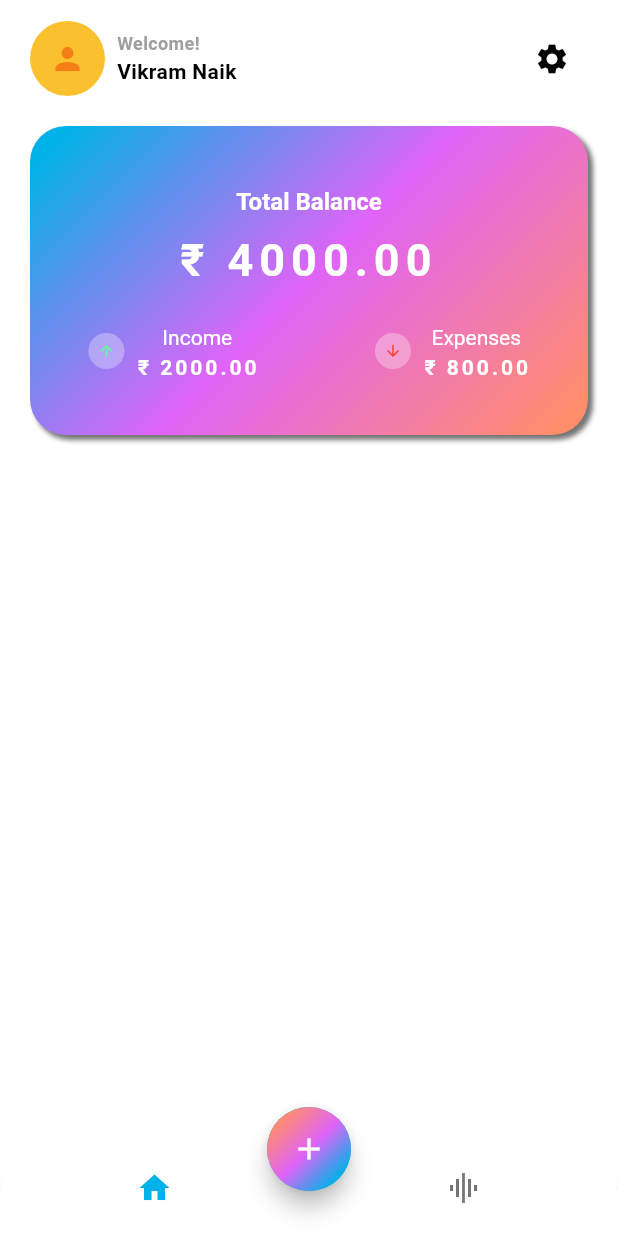
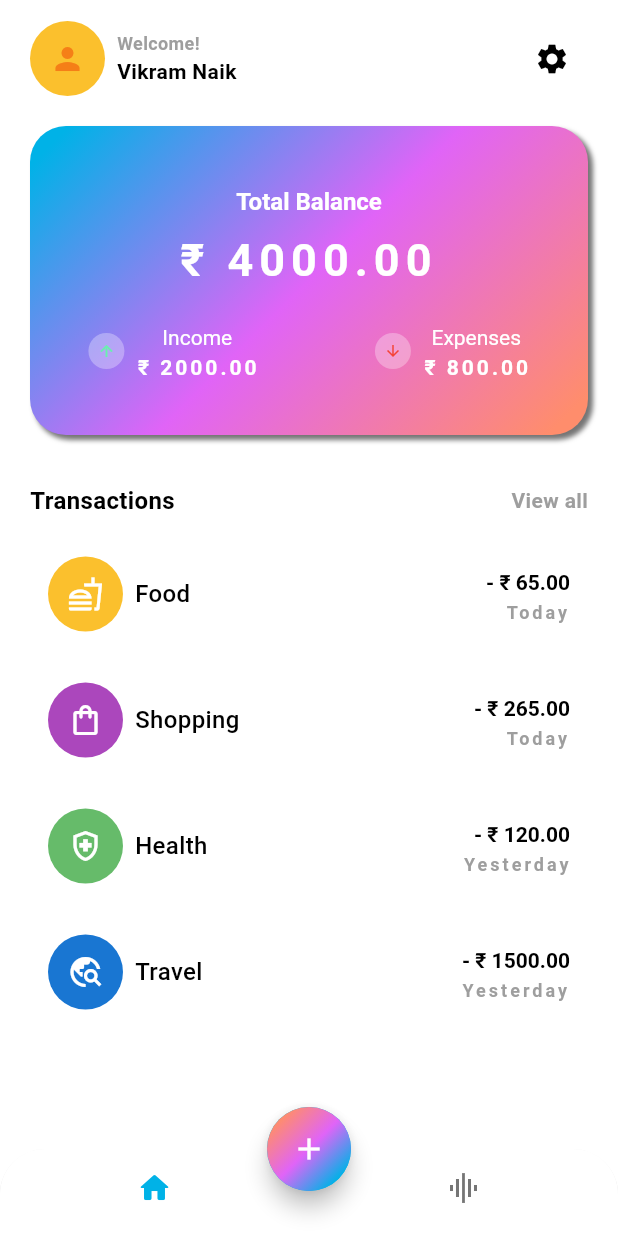
Before and after one commit to VikramNaik26/Expence-Tracker, a Flutter app: the screen it shows after launch, on a phone screen of 412 x 824 dp. Run offline on Flutter 3.47's test engine with Material 3 defaults, Android fonts, the phone set to English and light mode, and no system bars; our stand-ins replace gap.

Commit message:
Transaction List of main screen

```diff
--- /dev/null
+++ b/lib/data/data.dart
@@ -0,0 +1,32 @@
+import 'package:flutter/material.dart';
+
+List<Map<String, dynamic>> transactionList = [
+  {
+    'icon': const Icon(Icons.fastfood_outlined, color: Colors.white),
+    'color': Colors.yellow.shade700,
+    'name': 'Food',
+    'totalAmt': '- ₹ 65.00',
+    'date': 'Today'
+  },
+  {
+    'icon': const Icon(Icons.shopping_bag_outlined, color: Colors.white),
+    'color': Colors.purple.shade400,
+    'name': 'Shopping',
+    'totalAmt': '- ₹ 265.00',
+    'date': 'Today'
+  },
+  {
+    'icon': const Icon(Icons.health_and_safety_outlined, color: Colors.white),
+    'color': Colors.green.shade400,
+    'name': 'Health',
+    'totalAmt': '- ₹ 120.00',
+    'date': 'Yesterday'
+  },
+  {
+    'icon': const Icon(Icons.travel_explore, color: Colors.white),
+    'color': Colors.blue.shade700,
+    'name': 'Travel',
+    'totalAmt': '- ₹ 1500.00',
+    'date': 'Yesterday'
+  },
+];
--- a/lib/screens/home/views/home_screen.dart
+++ b/lib/screens/home/views/home_screen.dart
@@ -20,7 +20,7 @@ class HomeScreen extends StatelessWidget {
           backgroundColor: Colors.white,
           items: const [
             BottomNavigationBarItem(
-              icon: Icon(Icons.home),
+              icon: Icon(Icons.home_rounded),
               label: 'home',
             ),
             BottomNavigationBarItem(
--- a/lib/screens/home/views/main_screen.dart
+++ b/lib/screens/home/views/main_screen.dart
@@ -1,7 +1,10 @@
 import 'dart:math';
 
+import 'package:expence_tracker/data/data.dart';
 import 'package:expence_tracker/widgets/app_text.dart';
+import 'package:flutter/cupertino.dart';
 import 'package:flutter/material.dart';
+import 'package:flutter/widgets.dart';
 import 'package:gap/gap.dart';
 
 class MainScreen extends StatelessWidget {
@@ -152,7 +155,83 @@ class MainScreen extends StatelessWidget {
                     )
                   ],
                 ),
-              )
+              ),
+              const Gap(32.0),
+              Row(
+                mainAxisAlignment: MainAxisAlignment.spaceBetween,
+                children: [
+                  const AppText(
+                    text: 'Transactions',
+                    fontSize: 16,
+                    fontWeight: FontWeight.bold,
+                  ),
+                  GestureDetector(
+                    onTap: () {},
+                    child: AppText(
+                      text: 'View all',
+                      fontSize: 14,
+                      textColor: Theme.of(context).colorScheme.outline,
+                      fontWeight: FontWeight.bold,
+                    ),
+                  )
+                ],
+              ),
+              const Gap(14.0),
+              SizedBox(
+                height: 86 * transactionList.length.toDouble(),
+                child: ListView.separated(
+                  itemBuilder: (context, index) => DecoratedBox(
+                    decoration: BoxDecoration(
+                      color: Colors.white,
+                      borderRadius: BorderRadius.circular(12),
+                    ),
+                    child: Padding(
+                      padding: const EdgeInsets.all(12.0),
+                      child: Row(
+                        children: [
+                          Stack(
+                            alignment: Alignment.center,
+                            children: [
+                              Container(
+                                width: 50,
+                                height: 50,
+                                decoration: BoxDecoration(
+                                  color: transactionList[index]['color'],
+                                  shape: BoxShape.circle,
+                                ),
+                              ),
+                              transactionList[index]['icon'],
+                            ],
+                          ),
+                          const Gap(8.0),
+                          Expanded(
+                            child: AppText(
+                              text: transactionList[index]['name'],
+                              fontSize: 16,
+                              fontWeight: FontWeight.w500,
+                            ),
+                          ),
+                          _CardText(
+                            isTotalPrice: false,
+                            headingText:
+                                '${transactionList[index]['totalAmt']}\n',
+                            priceText: transactionList[index]['date'],
+                            headingTextColor:
+                                Theme.of(context).colorScheme.onBackground,
+                            priceTextColor:
+                                Theme.of(context).colorScheme.outline,
+                            headingFontSize: 14.0,
+                            priceTextFontSize: 12.0,
+                            textAlign: TextAlign.end,
+                          ),
+                        ],
+                      ),
+                    ),
+                  ),
+                  separatorBuilder: (context, index) => const Gap(10.0),
+                  itemCount: transactionList.length,
+                ),
+              ),
             ],
           ),
         ),
@@ -171,26 +250,32 @@ class _CardText extends StatelessWidget {
     this.priceTextFontSize,
     this.priceTextFontWeight,
     this.lineHeight,
+    this.headingTextColor,
+    this.priceTextColor,
+    this.textAlign,
   });
 
   final String? headingText;
   final String? priceText;
   final double? headingFontSize;
+  final Color? headingTextColor;
   final double? priceTextFontSize;
   final FontWeight? headingFontWeight;
   final FontWeight? priceTextFontWeight;
+  final Color? priceTextColor;
   final double? lineHeight;
   final bool isTotalPrice;
+  final TextAlign? textAlign;
 
   @override
   Widget build(BuildContext context) {
     return RichText(
-      textAlign: TextAlign.center,
+      textAlign: textAlign ?? TextAlign.center,
       text: TextSpan(
         text: headingText ?? 'Total Balance\n',
         style: TextStyle(
           fontSize: headingFontSize ?? 16.0,
-          color: Colors.white,
+          color: headingTextColor ?? Colors.white,
           fontWeight: headingFontWeight ?? FontWeight.w600,
           height: lineHeight ?? 1.6,
         ),
@@ -205,6 +290,7 @@ class _CardText extends StatelessWidget {
                   : priceTextFontSize,
               fontWeight: priceTextFontWeight ?? FontWeight.bold,
               letterSpacing: isTotalPrice ? 4 : 2,
+              color: priceTextColor ?? Colors.white,
             ),
           ),
         ],
```
